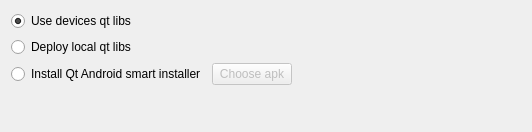
KDE/android-qt-creator, file src/plugins/qt4projectmanager/qt-android/androiddeploystepwidget.ui: the form before one commit.
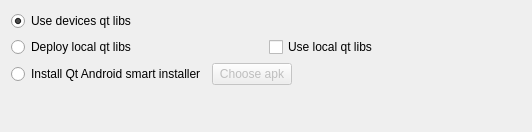
The form after the commit.

Commit message: Add "UseLocalQtLibs" option to deploy configurations page.

Diff of the .ui file:
```diff
--- a/src/plugins/qt4projectmanager/qt-android/androiddeploystepwidget.ui
+++ b/src/plugins/qt4projectmanager/qt-android/androiddeploystepwidget.ui
@@ -34,6 +34,8 @@
     </widget>
    </item>
    <item>
+    <layout class="QHBoxLayout" name="horizontalLayout_2">
+     <item>
     <widget class="QRadioButton" name="deployQtLibs">
      <property name="toolTip">
       <string>Push local qt libs to device.
@@ -45,6 +47,18 @@
     </widget>
    </item>
    <item>
+      <widget class="QCheckBox" name="useLocalQtLibs">
+       <property name="toolTip">
+        <string>Check this option to force the application to use local qt libs instead of system libs.</string>
+       </property>
+       <property name="text">
+        <string>Use local qt libs</string>
+       </property>
+      </widget>
+     </item>
+    </layout>
+   </item>
+   <item>
     <layout class="QHBoxLayout" name="horizontalLayout">
      <item>
       <widget class="QRadioButton" name="installQASI">
```
Left out of the diff: 16 changed lines with no effect on the pictures. Lines whose indentation alone changed are shown as unchanged. The commit also changes 12 other files.
